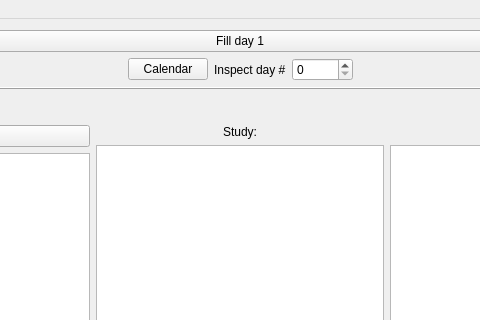
The window that planner/mainwindow.ui (kiramor/planner) describes before a commit, drawn with Qt 5; both pictures show x 222 to 702 and y 0 to 320 of the 924 by 679 pixel window.
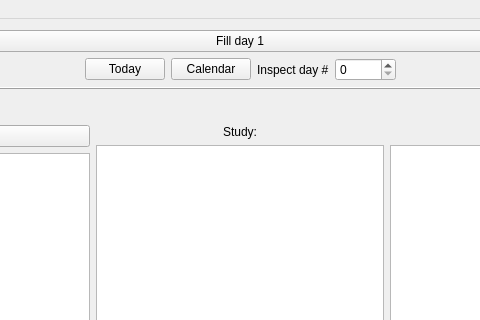
The same window after the commit.

Patch:
```diff
--- a/planner/mainwindow.ui
+++ b/planner/mainwindow.ui
@@ -37,6 +37,13 @@
         </property>
        </spacer>
       </item>
+      <item>
+       <widget class="QPushButton" name="pbToday">
+        <property name="text">
+         <string>Today</string>
+        </property>
+       </widget>
+      </item>
       <item>
        <widget class="QPushButton" name="pbCalendar">
         <property name="text">
```
